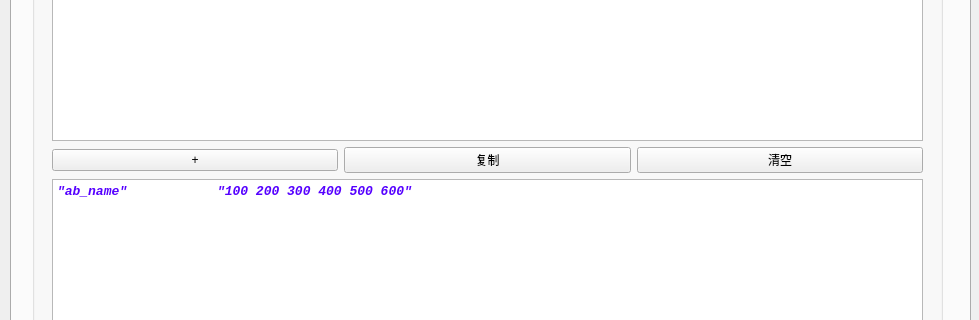
First picture: the form in untitled.ui, repository JeremyChim/Dota-Tool, before the edit; both pictures show x 0 to 979 and y 187 to 507 of the 979 by 789 pixel window.
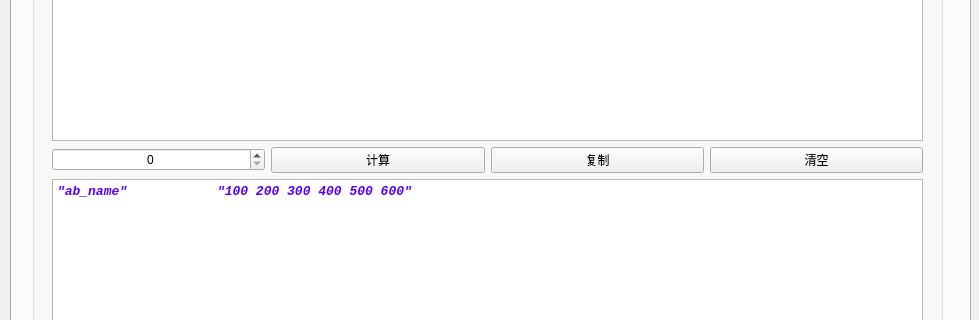
Second picture: the form after the edit. The open tabs and pages were chosen to show the change.

The edit to the form file:
```diff
--- a/untitled.ui
+++ b/untitled.ui
@@ -1025,10 +1025,32 @@
        </item>
        <item>
         <layout class="QHBoxLayout" name="horizontalLayout_62">
+         <item>
+          <widget class="QSpinBox" name="spinBox_11">
+           <property name="sizePolicy">
+            <sizepolicy hsizetype="Minimum" vsizetype="Fixed">
+             <horstretch>0</horstretch>
+             <verstretch>0</verstretch>
+            </sizepolicy>
+           </property>
+           <property name="minimumSize">
+            <size>
+             <width>0</width>
+             <height>0</height>
+            </size>
+           </property>
+           <property name="alignment">
+            <set>Qt::AlignCenter</set>
+           </property>
+           <property name="maximum">
+            <number>5</number>
+           </property>
+          </widget>
+         </item>
          <item>
           <widget class="QPushButton" name="pushButton_58">
            <property name="text">
-            <string>+</string>
+            <string>计算</string>
            </property>
           </widget>
          </item>
```
Left out of the diff: 2 changed lines with no effect on the pictures.
